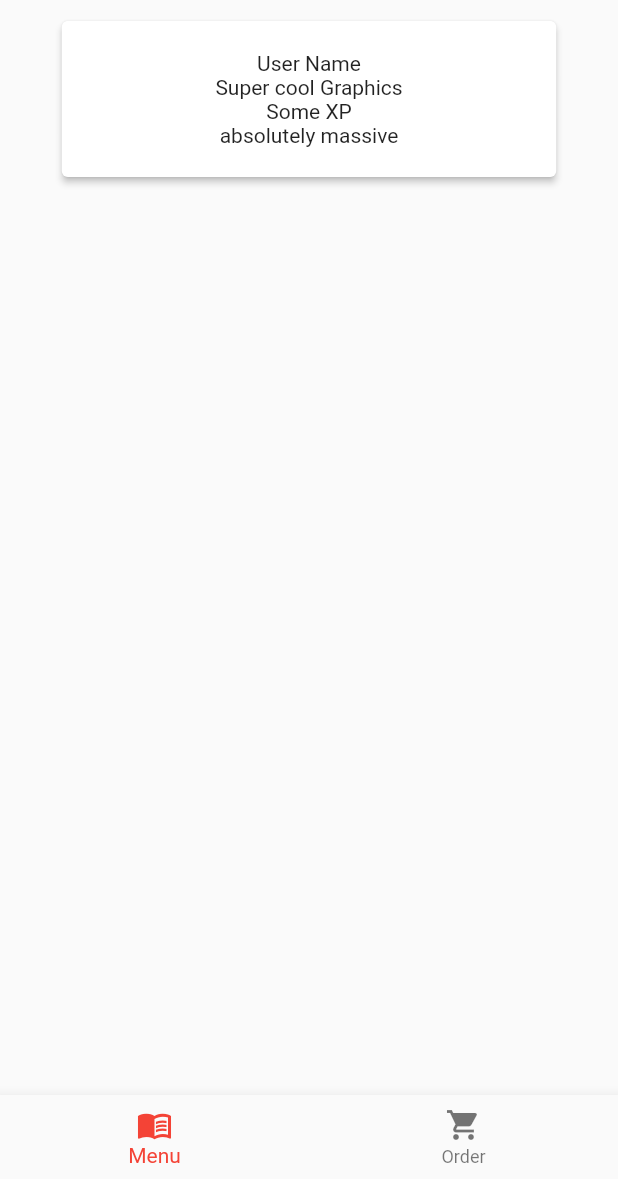
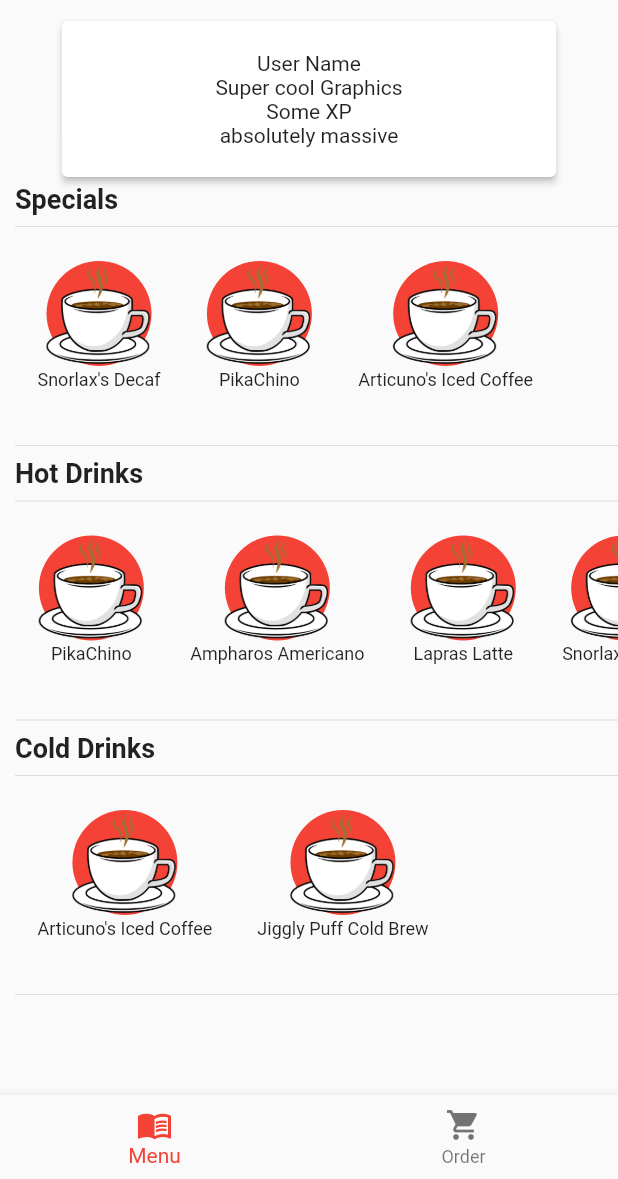
Before and after one commit to CrownPab/PokemonCafe, a Flutter app: the screen it shows after launch, on a phone screen of 412 x 824 dp, the part 57-1236 px from its top. Run offline on Flutter 3.47's test engine with Material 2 defaults, Android fonts, the phone set to English and light mode, and no system bars.

Commit message:
setup general menu

```diff
--- a/lib/data/menu_item.dart
+++ b/lib/data/menu_item.dart
@@ -1,5 +1,18 @@
+import 'package:flutter/material.dart';
+
 class MenuItem {
-  final String name, description;
+  final String id, name, description;
+  final String image;
 
-  MenuItem(this.name, this.description);
+  final double price;
+  final int xp;
+  final List<String> ingredients;
+
+  MenuItem(this.id, this.name, this.description, this.image, this.price,
+      this.xp, this.ingredients);
+
+  factory MenuItem.fromMap(Map<String, dynamic> map) {
+    return MenuItem(map['id'], map['name'], map['description'], map['image'],
+        map['price'], map['xp'], map['ingredients']);
+  }
 }
--- /dev/null
+++ b/lib/ui/menu/menu_carousel.dart
@@ -0,0 +1,44 @@
+import 'package:flutter/material.dart';
+import 'package:flutter/rendering.dart';
+import 'package:pokemon_cafe/data/menu_item.dart';
+import 'package:pokemon_cafe/ui/menu/menu_item_thumbnail.dart';
+
+class MenuCarousel extends StatefulWidget {
+  final List<MenuItem> menuItems;
+  final String carouselName;
+  MenuCarousel({Key? key, required this.menuItems, required this.carouselName})
+      : super(key: key);
+  _MenuCarousel createState() => _MenuCarousel();
+}
+
+class _MenuCarousel extends State<MenuCarousel> {
+  @override
+  Widget build(BuildContext context) {
+    return Container(
+      padding: const EdgeInsets.only(left: 10.0),
+      child: Column(
+        crossAxisAlignment: CrossAxisAlignment.start,
+        children: [
+          Text(widget.carouselName,
+              textAlign: TextAlign.left,
+              style: const TextStyle(
+                fontWeight: FontWeight.bold,
+                fontSize: 18.0,
+              )),
+          const Divider(),
+          SizedBox(
+              height: 130,
+              child: Expanded(
+                  child: ListView(
+                scrollDirection: Axis.horizontal,
+                shrinkWrap: true,
+                children: widget.menuItems
+                    .map((e) => MenuItemThumbnail(item: e))
+                    .toList(),
+              ))),
+          const Divider(),
+        ],
+      ),
+    );
+  }
+}
--- /dev/null
+++ b/lib/ui/menu/menu_item_thumbnail.dart
@@ -0,0 +1,31 @@
+import 'package:flutter/material.dart';
+import 'package:pokemon_cafe/data/menu_item.dart';
+
+class MenuItemThumbnail extends StatelessWidget {
+  final MenuItem item;
+  MenuItemThumbnail({Key? key, required this.item}) : super(key: key);
+
+  @override
+  Widget build(BuildContext context) {
+    return Container(
+      padding: const EdgeInsets.all(10.0),
+      margin: const EdgeInsets.all(5.0),
+      child: Column(children: [
+        Container(
+          height: 70,
+          child: Image.asset(
+            item.image,
+          ),
+          decoration:
+              const BoxDecoration(shape: BoxShape.circle, color: Colors.red),
+        ),
+        const SizedBox(height: 2.0),
+        Text(
+          item.name,
+          textAlign: TextAlign.center,
+          style: const TextStyle(fontSize: 12.0),
+        )
+      ]),
+    );
+  }
+}
--- a/lib/ui/menu_page.dart
+++ b/lib/ui/menu_page.dart
@@ -1,12 +1,40 @@
 import 'package:flutter/material.dart';
+import 'package:pokemon_cafe/data/menu_item.dart';
+import 'package:pokemon_cafe/ui/menu/menu_carousel.dart';
 import 'package:pokemon_cafe/ui/profile_card.dart';
 import 'package:pokemon_cafe/ui/search_bar.dart';
+import 'package:pokemon_cafe/view_model.dart';
+import 'package:scoped_model/scoped_model.dart';
 
-class MenuPage extends StatelessWidget {
+class MenuPage extends StatefulWidget {
+  _MenuPage createState() => _MenuPage();
+}
+
+class _MenuPage extends State<MenuPage> {
+  Map<String, List<MenuItem>>? menuSelection;
+  Widget _menuLoader(ViewModel model) {
+    if (menuSelection != null) {
+      return ListView(
+        shrinkWrap: true,
+        children: menuSelection!.entries
+            .map((e) => MenuCarousel(menuItems: e.value, carouselName: e.key))
+            .toList(),
+      );
+    } else {
+      model
+          .getAllMenuItems()
+          .then((value) => setState(() => menuSelection = value));
+      return const Center(
+        child: CircularProgressIndicator(),
+      );
+    }
+  }
+
   @override
   Widget build(BuildContext context) {
-    return Column(
-      children: [SearchBar(), ProfileCard()],
-    );
+    return ScopedModelDescendant<ViewModel>(
+        builder: (context, child, model) => Column(
+              children: [SearchBar(), ProfileCard(), _menuLoader(model)],
+            ));
   }
 }
--- a/lib/view_model.dart
+++ b/lib/view_model.dart
@@ -2,8 +2,77 @@ import 'package:pokemon_cafe/data/menu_item.dart';
 import 'package:scoped_model/scoped_model.dart';
 
 class ViewModel extends Model {
+  final Map<String, MenuItem> _allItems = {
+    '000000': MenuItem(
+        '000000',
+        'PikaChino',
+        'Dark, rich espresso lies in wait under a smoothed and stretched layer of thick milk foam. An alchemy of barista artistry and craft.',
+        'assets/images/coffee-cup.png',
+        4.00,
+        100,
+        <String>['Milk', 'Brewed Espresso']),
+    '000001': MenuItem(
+        '000001',
+        'Ampharos Americano',
+        'Espresso shots topped with hot water create a light layer of crema culminating in this wonderfully rich cup with depth and nuance.',
+        'assets/images/coffee-cup.png',
+        3.00,
+        100,
+        <String>['Water', 'Brewed Espresso']),
+    '000002': MenuItem(
+        '000002',
+        'Lapras Latte',
+        'Our dark, rich espresso balanced with steamed milk and a light layer of foam. A perfect milk-forward warm-up.',
+        'assets/images/coffee-cup.png',
+        4.00,
+        100,
+        <String>['Milk', 'Brewed Espresso']),
+    '000003': MenuItem(
+        '000003',
+        'Snorlax\'s Decaf',
+        'Espresso shots topped with hot water create a light layer of crema culminating in this wonderfully rich cup with depth and nuance.',
+        'assets/images/coffee-cup.png',
+        4.00,
+        100,
+        <String>['Milk', 'Brewed Espresso']),
+    '000004': MenuItem(
+        '000004',
+        'Articuno\'s Iced Coffee',
+        'Freshly brewed Iced Coffee Blend served chilled and sweetened over ice. An absolutely, seriously, refreshingly lift to any day.',
+        'assets/images/coffee-cup.png',
+        4.00,
+        100,
+        <String>['Ice', 'Brewed Espresso', 'Classic Syrup']),
+    '000005': MenuItem(
+        '000005',
+        'Jiggly Puff Cold Brew',
+        'Our slow-steeped custom blend of Cold Brew coffee accented with vanilla and topped with a delicate float of house-made vanilla sweet cream that cascades throughout the cup. It\'s over-the-top and super-smooth.',
+        'assets/images/coffee-cup.png',
+        4.00,
+        100,
+        <String>['Ice', 'Sweet Cream', 'Brewed Coffee', 'Classic Syrup']),
+  };
   Future<List<MenuItem>> searchMenu(String query) async {
     await Future.delayed(const Duration(seconds: 1));
-    return [MenuItem('Something', 'or the other')];
+    return [_allItems['000000']!];
+  }
+
+  Future<Map<String, List<MenuItem>>> getAllMenuItems() async {
+    await Future.delayed(const Duration(seconds: 1));
+
+    return {
+      'Specials': <MenuItem>[
+        _allItems['000003']!,
+        _allItems['000000']!,
+        _allItems['000004']!
+      ],
+      'Hot Drinks': <MenuItem>[
+        _allItems['000000']!,
+        _allItems['000001']!,
+        _allItems['000002']!,
+        _allItems['000003']!
+      ],
+      'Cold Drinks': <MenuItem>[_allItems['000004']!, _allItems['000005']!]
+    };
   }
 }
--- a/pubspec.yaml
+++ b/pubspec.yaml
@@ -57,7 +57,8 @@ flutter:
   # included with your application, so that you can use the icons in
   # the material Icons class.
   uses-material-design: true
-
+  assets:
+    - assets/images/coffee-cup.png
   # To add assets to your application, add an assets section, like this:
   # assets:
   #   - images/a_dot_burr.jpeg
```
Also changed, not shown: assets/images/coffee-cup.png (added).
